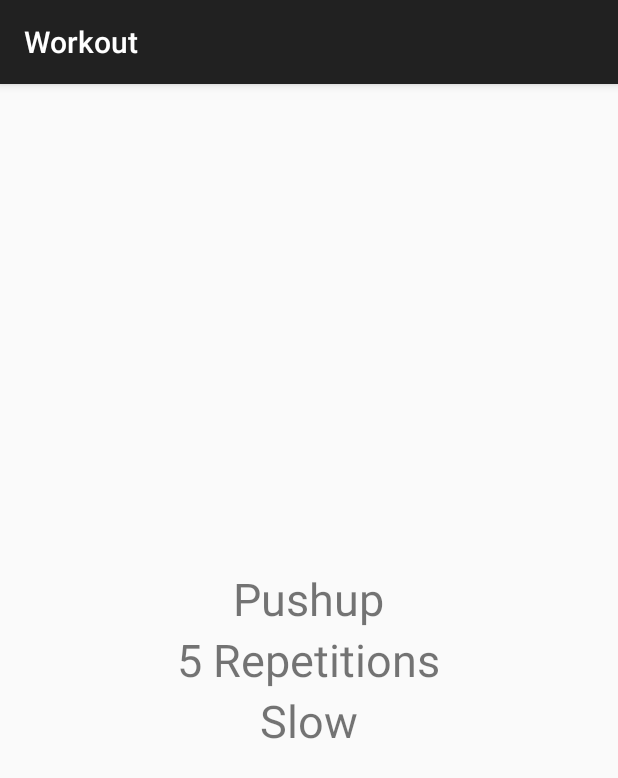
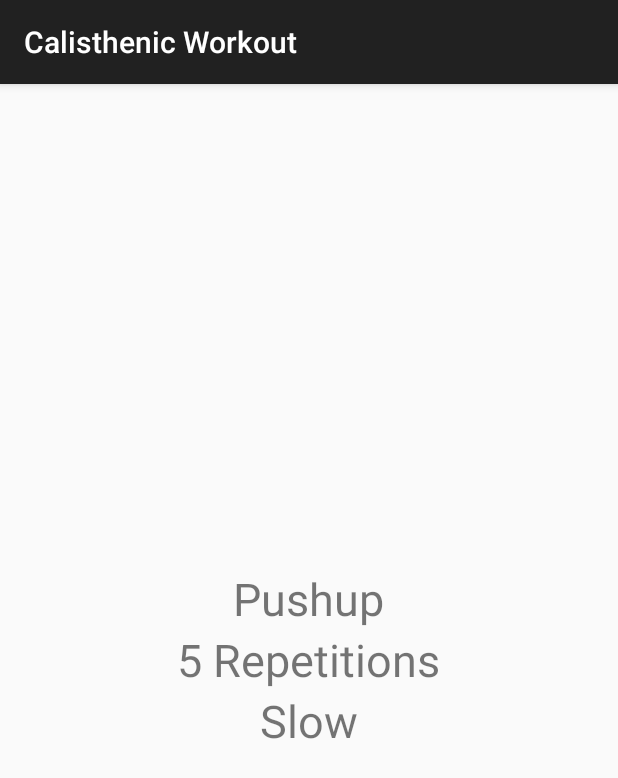
Before and after one commit to sebluy/workout-android, an Android app: the screen it shows after launch (ExercisePagerActivity), after a tap on "START NEW CALISTHENIC WORKOUT", on a phone screen of 412 x 824 dp. Shown: the top 778 px of the screen. Run offline under Robolectric (Android 15) with nearby library versions, the phone set to English and light mode, and no system bars.

Commit message:
Add titles to exercise activities

```diff
--- a/app/src/main/java/com/wonderguerrilla/android/workout/Exercise.java
+++ b/app/src/main/java/com/wonderguerrilla/android/workout/Exercise.java
@@ -12,4 +12,5 @@ public interface Exercise {
 
     public void fillLayout(View v) ;
 
+
 }
--- a/app/src/main/java/com/wonderguerrilla/android/workout/ExercisePagerActivity.java
+++ b/app/src/main/java/com/wonderguerrilla/android/workout/ExercisePagerActivity.java
@@ -1,11 +1,14 @@
 package com.wonderguerrilla.android.workout;
 
+import android.os.Build;
 import android.os.Bundle;
 import android.support.v4.app.Fragment;
 import android.support.v4.app.FragmentManager;
 import android.support.v4.app.FragmentStatePagerAdapter;
 import android.support.v4.view.ViewPager;
 import android.support.v7.app.ActionBarActivity;
+import android.view.Menu;
+import android.view.MenuInflater;
 
 /**
  * Created by sebluy on 12/25/14.
@@ -21,12 +24,16 @@ public class ExercisePagerActivity extends ActionBarActivity {
     @Override
     public void onCreate(Bundle savedInstanceBundle) {
         super.onCreate(savedInstanceBundle);
+
+
         mViewPager = new ViewPager(this);
         mViewPager.setId(R.id.viewPager);
         setContentView(mViewPager);
 
         int workoutID = getIntent().getIntExtra(EXTRA_WORKOUT_ID, 0) ;
         mWorkout = WorkoutGenerator.fromID(workoutID) ;
+
+        setTitle(mWorkout.getName());
 
         FragmentManager fm = getSupportFragmentManager();
         mViewPager.setAdapter(new FragmentStatePagerAdapter(fm) {
@@ -41,4 +48,6 @@ public class ExercisePagerActivity extends ActionBarActivity {
             }
         });
     }
+
+
 }
--- a/app/src/main/java/com/wonderguerrilla/android/workout/MainActivity.java
+++ b/app/src/main/java/com/wonderguerrilla/android/workout/MainActivity.java
@@ -7,10 +7,6 @@ import android.view.Menu;
 import android.view.MenuItem;
 import android.view.View;
 import android.widget.Button;
-import android.widget.TextView;
-
-
-
 
 public class MainActivity extends ActionBarActivity {
 
--- a/app/src/main/java/com/wonderguerrilla/android/workout/MultiSetWorkout.java
+++ b/app/src/main/java/com/wonderguerrilla/android/workout/MultiSetWorkout.java
@@ -21,20 +21,26 @@ public class MultiSetWorkout implements Workout {
             new CoreExercise("Leg Lever", 30)
     } ;
 
+    private String mName;
     private Exercise[] mExercises ;
     private int mMaxSets ;
 
     public static MultiSetWorkout newCalisthenicWorkout() {
-        return new MultiSetWorkout(CALISTHENIC_EXERCISES, 6) ;
+        return new MultiSetWorkout("Calisthenic Workout", CALISTHENIC_EXERCISES, 6) ;
     }
 
     public static MultiSetWorkout newCoreWorkout() {
-        return new MultiSetWorkout(CORE_EXERCISES, 2) ;
+        return new MultiSetWorkout("Core Workout", CORE_EXERCISES, 2) ;
     }
 
-    public MultiSetWorkout(Exercise[] exercises, int maxSets) {
+    public MultiSetWorkout(String name, Exercise[] exercises, int maxSets) {
+        mName = name ;
         mExercises = exercises ;
         mMaxSets = maxSets ;
+    }
+
+    public String getName() {
+        return mName ;
     }
 
     public Exercise getExercise(int index) {
--- a/app/src/main/java/com/wonderguerrilla/android/workout/Workout.java
+++ b/app/src/main/java/com/wonderguerrilla/android/workout/Workout.java
@@ -9,4 +9,5 @@ public interface Workout {
 
     Exercise getExercise(int i) ;
 
+    public String getName() ;
 }
```
Also changed, not shown: app/src/main/java/com/wonderguerrilla/android/workout/LiftingWorkout.java (+7 -2 lines).
